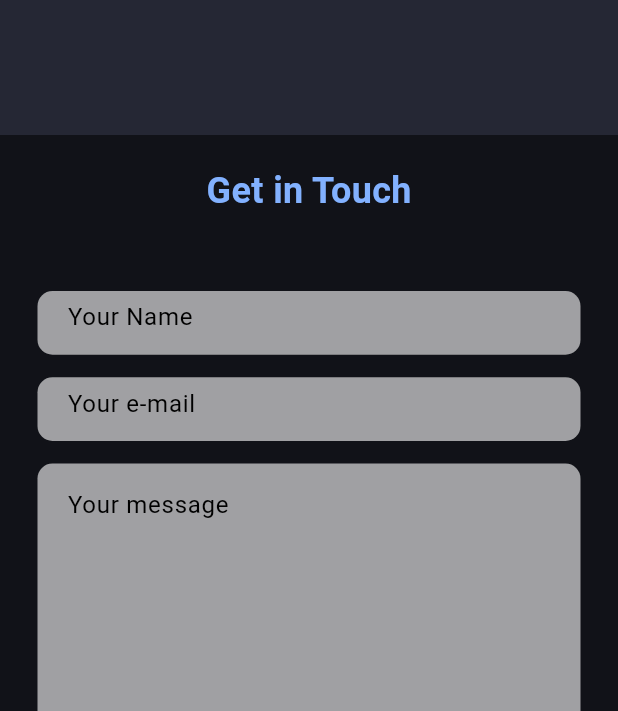
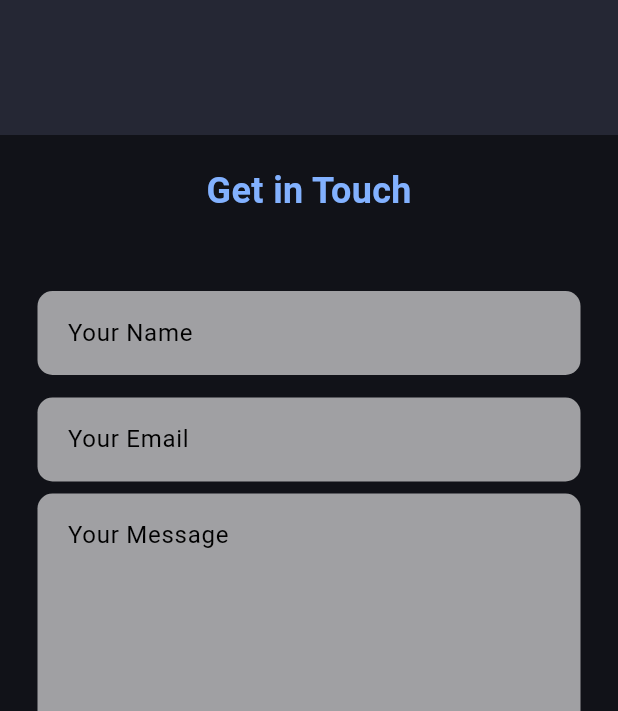
Before and after one commit to Uanuragdhyay/Portfolio, a Flutter app: the screen it shows after launch, scrolled down 2880 dp, on a phone screen of 412 x 824 dp, the part 525-1236 px from its top. Run offline on Flutter 3.47's test engine with Material 3 defaults, Android fonts, the phone set to English and light mode, and no system bars; missing offline and left inert: dart:js.

Commit message:
added commit

```diff
--- a/lib/main.dart
+++ b/lib/main.dart
@@ -1,7 +1,10 @@
 import 'package:flutter/material.dart';
 import 'package:portfolio/pages/home_page.dart';
 
+final GlobalKey<NavigatorState> navigatorKey = GlobalKey<NavigatorState>();
+
 void main(){
+  WidgetsFlutterBinding.ensureInitialized();
   runApp(const MyApp());
 }
 class MyApp extends StatelessWidget{
@@ -12,6 +15,7 @@ class MyApp extends StatelessWidget{
   Widget build(BuildContext context) {
     return MaterialApp(
       debugShowCheckedModeBanner: false,
+      key: navigatorKey,
       theme: ThemeData.dark(),
       title: 'Anurag Upadhyay',
       home: const HomePage() ,
--- a/lib/widgets/Contacts.dart
+++ b/lib/widgets/Contacts.dart
@@ -1,12 +1,69 @@
 import 'package:flutter/material.dart';
-import 'package:portfolio/constants/size.dart';
-import 'package:portfolio/constants/sns.dart';
+import 'package:http/http.dart' as http;
+import 'dart:convert';
 
-import 'customTextField.dart';
-import 'dart:js'as js;
+import 'customTextField.dart'; // For encoding data
 
-class Contacts extends StatelessWidget {
+class Contacts extends StatefulWidget {
   const Contacts({super.key});
+
+  @override
+  State<Contacts> createState() => _ContactsState();
+}
+
+class _ContactsState extends State<Contacts> {
+  final TextEditingController _nameController = TextEditingController();
+  final TextEditingController _emailController = TextEditingController();
+  final TextEditingController _messageController = TextEditingController();
+
+  // Method to send data to the backend
+  Future<void> _sendData() async {
+    print("hersse");
+    final url = Uri.parse("https://anurag-portfolio-ey8k.onrender.com/portfolio/submit");
+    final body = {
+      "name": _nameController.text,
+      "email": _emailController.text,
+      "message": _messageController.text,
+    };
+
+    try {
+      final response = await http.post(
+        url,
+        headers: {"Content-Type": "application/json"},
+        body: json.encode(body),
+      );
+
+
+      print(response.body);
+      print(response.statusCode);
+      print(_nameController.text);
+      print(_emailController.text,);
+      print(_messageController.text,);
+
+
+      if (response.statusCode == 201) {
+        print("success");
+        ScaffoldMessenger.of(context).showSnackBar(
+          SnackBar(content: Text("Message sent successfully!")),
+        );
+        _messageController.clear();
+        _emailController.clear();
+        _nameController.clear();
+      } else {
+        print("fail");
+        // Handle error
+        ScaffoldMessenger.of(context).showSnackBar(
+          SnackBar(content: Text("Failed to send message. Please try again.")),
+        );
+      }
+    } catch (error) {
+
+      print("catch me aa rha hai");
+      ScaffoldMessenger.of(context).showSnackBar(
+        SnackBar(content: Text("An error occurred: $error")),
+      );
+    }
+  }
 
   @override
   Widget build(BuildContext context) {
@@ -15,144 +72,90 @@ class Contacts extends StatelessWidget {
       color: Colors.black54,
       child: Column(
         children: [
-          //title
+          // Title
           Text(
             "Get in Touch",
             style: TextStyle(
               fontWeight: FontWeight.bold,
               fontSize: 24,
-                color: Colors.blueAccent.shade100),
+              color: Colors.blueAccent.shade100,
             ),
-          const SizedBox(
-            height: 50,
           ),
+          const SizedBox(height: 50),
+
+          // Name and Email Fields
           ConstrainedBox(
-            constraints: BoxConstraints(
-              maxWidth: 700,
-              maxHeight: 100
+            constraints: const BoxConstraints(maxWidth: 700, maxHeight: 120),
+            child: LayoutBuilder(
+              builder: (context, constraints) {
+                if (constraints.maxWidth >= 600) {
+                  return Row(
+                    children: [
+                      Flexible(
+                        child: Customtextfield(
+                          controller: _nameController,
+                          hintText: "Your Name",
                         ),
-            child: LayoutBuilder(builder:( context,constraints){
-              if(constraints.maxWidth>=kMinDesktopWidth){
-                return buildnameEmailFieldDesktop();
-              }else{
-                return buildnameEmailFieldMobile();
+                      ),
+                      const SizedBox(width: 15),
+                      Flexible(
+                        child: Customtextfield(
+                          controller: _emailController,
+                          hintText: "Your Email",
+                        ),
+                      ),
+                    ],
+                  );
+                } else {
+                  return Column(
+                    children: [
+                      Customtextfield(
+                        controller: _nameController,
+                        hintText: "Your Name",
+                      ),
+                      const SizedBox(height: 15),
+                      Customtextfield(
+                        controller: _emailController,
+                        hintText: "Your Email",
+                      ),
+                    ],
+                  );
                 }
               },
             ),
           ),
-          const SizedBox(
-            height: 15,
-          ),
+          const SizedBox(height: 15),
+
+          // Message Field
           ConstrainedBox(
-            constraints: BoxConstraints(
-              maxWidth: 700,
-            ),
+            constraints: const BoxConstraints(maxWidth: 700),
             child: Customtextfield(
-              hintText: "Your message",
+              controller: _messageController,
+              hintText: "Your Message",
               maxLines: 15,
             ),
           ),
+          const SizedBox(height: 20),
 
-          SizedBox(
-            height: 20,
-          ),
-
-          //send button
-
+          // Send Button
           ConstrainedBox(
-            constraints: BoxConstraints(
-              maxWidth: 700,
-            ),
+            constraints: const BoxConstraints(maxWidth: 700),
             child: SizedBox(
               width: double.maxFinite,
               child: ElevatedButton(
-                onPressed: () {},
-                child: Text(
+                onPressed: _sendData,
+                child: const Text(
                   "Get in touch",
                   style: TextStyle(color: Colors.black),
                 ),
                 style: ElevatedButton.styleFrom(
-                    backgroundColor: Colors.blue.shade100),
+                  backgroundColor: Colors.blue.shade100,
                 ),
               ),
             ),
-          const SizedBox(height: 30,),
-
-          ConstrainedBox(
-            constraints: BoxConstraints(
-              maxWidth: 300,
           ),
-            child: const Divider(),
-          ),
-          const SizedBox(height: 15,),
-
-          //SNS icon button links
-          Wrap(
-            spacing: 12,
-            runSpacing: 12,
-            alignment: WrapAlignment.center,
-            children: [
-              InkWell(
-                onTap: (){
-                  js.context.callMethod("open",[SnsLinks.linkedIn]);
-                },
-                child: Image.asset("Assets/LI.jpg",width: 35,),
-              ),
-              InkWell(
-                onTap: (){
-                  js.context.callMethod("open",[SnsLinks.github]);
-                },
-                child: Image.asset("Assets/git.jpg",width: 35,),
-              ),
-              InkWell(
-                  onTap: (){
-                    js.context.callMethod("open",[SnsLinks.instagram]);
-                  },
-                  child: Image.asset("Assets/instagram.jpg",width: 35,)
-              ),
-            ],
-          )
         ],
       ),
     );
   }
-  Row buildnameEmailFieldDesktop(){
-   return  Row(
-      children: [
-        Flexible(
-          child: Customtextfield(
-            hintText: "Your Name",
-          ),
-        ),
-        const SizedBox(
-          width: 15,
-        ),
-        Flexible(
-          child: Customtextfield(
-            hintText: "Your e-mail",
-          ),
-        ),
-      ],
-    );
 }
-
-  Column buildnameEmailFieldMobile(){
-    return  Column(
-      children: [
-        Flexible(
-          child: Customtextfield(
-            hintText: "Your Name",
-          ),
-        ),
-        const SizedBox(
-          height: 15,
-        ),
-        Flexible(
-          child: Customtextfield(
-            hintText: "Your e-mail",
-          ),
-        ),
-      ],
-    );
-  }
-}
--- a/pubspec.yaml
+++ b/pubspec.yaml
@@ -37,6 +37,9 @@ dependencies:
   # The following adds the Cupertino Icons font to your application.
   # Use with the CupertinoIcons class for iOS style icons.
   cupertino_icons: ^1.0.8
+  path_provider: ^2.1.5
+  url_launcher: ^6.3.1
+  http: ^1.2.2
 
 dev_dependencies:
   flutter_test:
```
Also changed, not shown: lib/widgets/MainDesktop.dart (+48 -20 lines), pubspec.lock, 5 other files. Lines whose indentation alone changed are shown as unchanged.
